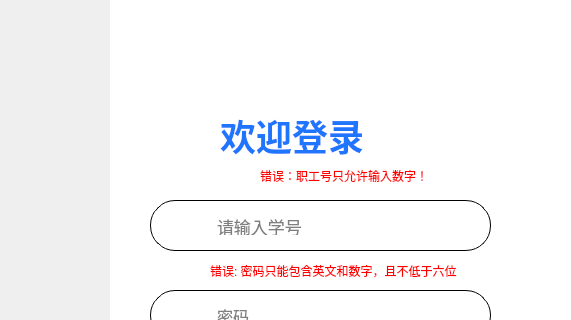
XieFuy/ExamSystemStudentEnd, file ExamSystemStudent/widget.ui: the form before one commit; both pictures show x 352 to 923 and y 0 to 320 of the 923 by 562 pixel window.
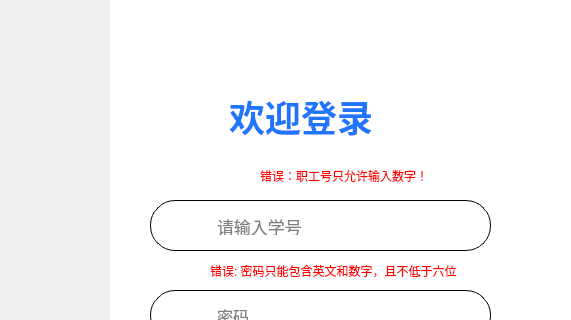
The form after the commit. Icons and pictures are not drawn.

Commit message: 1、完成不同主机下分辨率的适配大小功能。(待测试)

What changed in the file:
```diff
--- a/ExamSystemStudent/widget.ui
+++ b/ExamSystemStudent/widget.ui
@@ -217,69 +217,6 @@
        <string>注册</string>
       </property>
      </widget>
-     <widget class="QLabel" name="label_4">
-      <property name="geometry">
-       <rect>
-        <x>40</x>
-        <y>120</y>
-        <width>71</width>
-        <height>31</height>
-       </rect>
-      </property>
-      <property name="text">
-       <string/>
-      </property>
-      <property name="pixmap">
-       <pixmap resource="res.qrc">:/icons/line.png</pixmap>
-      </property>
-     </widget>
-     <widget class="QLabel" name="label_5">
-      <property name="geometry">
-       <rect>
-        <x>300</x>
-        <y>120</y>
-        <width>71</width>
-        <height>31</height>
-       </rect>
-      </property>
-      <property name="font">
-       <font>
-        <pointsize>14</pointsize>
-       </font>
-      </property>
-      <property name="text">
-       <string/>
-      </property>
-      <property name="pixmap">
-       <pixmap resource="res.qrc">:/icons/line.png</pixmap>
-      </property>
-     </widget>
-     <widget class="QLabel" name="label_6">
-      <property name="geometry">
-       <rect>
-        <x>110</x>
-        <y>90</y>
-        <width>191</width>
-        <height>91</height>
-       </rect>
-      </property>
-      <property name="font">
-       <font>
-        <family>隶书</family>
-        <pointsize>27</pointsize>
-        <weight>75</weight>
-        <bold>true</bold>
-       </font>
-      </property>
-      <property name="styleSheet">
-       <string notr="true">#label_6
-{color:rgb(31,117,254);
-}</string>
-      </property>
-      <property name="text">
-       <string>欢迎登录</string>
-      </property>
-     </widget>
      <widget class="QLabel" name="label_7">
       <property name="geometry">
        <rect>
@@ -388,6 +325,99 @@
        </size>
       </property>
      </widget>
+     <widget class="QWidget" name="horizontalLayoutWidget">
+      <property name="geometry">
+       <rect>
+        <x>10</x>
+        <y>70</y>
+        <width>411</width>
+        <height>93</height>
+       </rect>
+      </property>
+      <layout class="QHBoxLayout" name="horizontalLayout_2">
+       <item>
+        <widget class="QLabel" name="label_5">
+         <property name="minimumSize">
+          <size>
+           <width>71</width>
+           <height>31</height>
+          </size>
+         </property>
+         <property name="maximumSize">
+          <size>
+           <width>71</width>
+           <height>31</height>
+          </size>
+         </property>
+         <property name="font">
+          <font>
+           <pointsize>14</pointsize>
+          </font>
+         </property>
+         <property name="text">
+          <string/>
+         </property>
+         <property name="pixmap">
+          <pixmap resource="res.qrc">:/icons/line.png</pixmap>
+         </property>
+        </widget>
+       </item>
+       <item>
+        <widget class="QLabel" name="label_6">
+         <property name="minimumSize">
+          <size>
+           <width>191</width>
+           <height>91</height>
+          </size>
+         </property>
+         <property name="maximumSize">
+          <size>
+           <width>191</width>
+           <height>91</height>
+          </size>
+         </property>
+         <property name="font">
+          <font>
+           <family>隶书</family>
+           <pointsize>27</pointsize>
+           <weight>75</weight>
+           <bold>true</bold>
+          </font>
+         </property>
+         <property name="styleSheet">
+          <string notr="true">#label_6
+{color:rgb(31,117,254);
+}</string>
+         </property>
+         <property name="text">
+          <string>欢迎登录</string>
+         </property>
+        </widget>
+       </item>
+       <item>
+        <widget class="QLabel" name="label_4">
+         <property name="minimumSize">
+          <size>
+           <width>71</width>
+           <height>31</height>
+          </size>
+         </property>
+         <property name="maximumSize">
+          <size>
+           <width>71</width>
+           <height>31</height>
+          </size>
+         </property>
+         <property name="text">
+          <string/>
+         </property>
+         <property name="pixmap">
+          <pixmap resource="res.qrc">:/icons/line.png</pixmap>
+         </property>
+        </widget>
+       </item>
+      </layout>
+     </widget>
     </widget>
    </item>
   </layout>
```
The commit also changes 2 other files.
